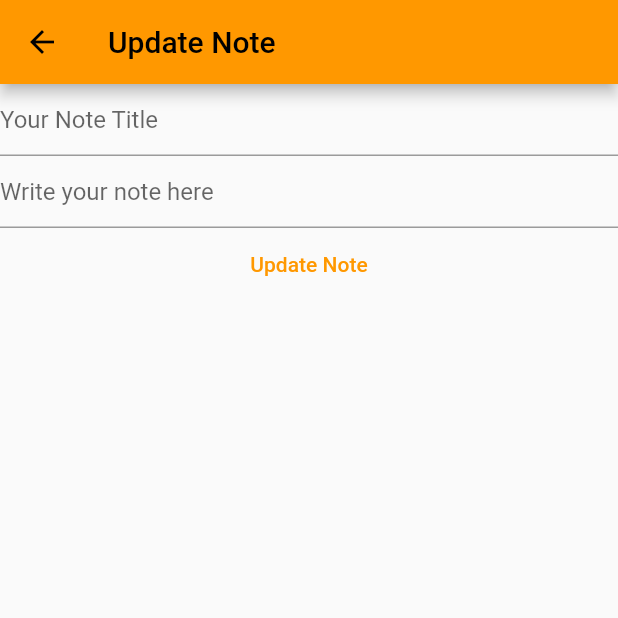
After one commit to adhitamafikri/bootleg-google-keep-app, a Flutter app: the UpdateNotePage screen opened by its route, after a tap on "Update Note", on a phone screen of 412 x 824 dp, the top half of it. The commit adds this screen. Run offline on Flutter 3.47's test engine with Material 2 defaults, Android fonts, the phone set to English and light mode, and no system bars; our stand-ins replace firebase_auth, firebase_core, sqflite; accounts and stored records are empty; network calls fail.

Commit message:
feat: can now update note

```diff
--- a/lib/constants/routes.dart
+++ b/lib/constants/routes.dart
@@ -3,3 +3,4 @@ const registerRoute = '/register';
 const verifyEmailRoute = '/verify-email';
 const notesRoute = '/notes';
 const newNoteRoute = '/notes/new';
+const updateNoteRoute = '/notes/update';
--- a/lib/main.dart
+++ b/lib/main.dart
@@ -1,4 +1,5 @@
 import 'package:bootleg_google_keep_app/pages/notes/new_note_page.dart';
+import 'package:bootleg_google_keep_app/pages/notes/update_note_page.dart';
 import 'package:bootleg_google_keep_app/services/auth/auth_provider.dart';
 import 'package:bootleg_google_keep_app/services/auth/auth_service.dart';
 import 'package:flutter/material.dart';
@@ -32,6 +33,7 @@ class MyApp extends StatelessWidget {
         verifyEmailRoute: (context) => const VerifyEmailPage(),
         notesRoute: (context) => const NotesPage(),
         newNoteRoute: (context) => const NewNotePage(),
+        updateNoteRoute: (context) => const UpdateNotePage(),
       },
     );
   }
--- a/lib/pages/notes/notes_list_view.dart
+++ b/lib/pages/notes/notes_list_view.dart
@@ -1,14 +1,19 @@
+import 'package:bootleg_google_keep_app/constants/routes.dart';
 import 'package:bootleg_google_keep_app/services/notes/notes_service.dart';
 import 'package:bootleg_google_keep_app/utils/dialogs/delete_dialog.dart';
 import 'package:flutter/material.dart';
 
-typedef DeleteNoteCallback = void Function(NotesDatabase note);
+typedef NoteCallback = void Function(NotesDatabase note);
 
 class NotesListView extends StatelessWidget {
   final List<NotesDatabase> notes;
-  final DeleteNoteCallback onDeleteNote;
+  final NoteCallback onDeleteNote;
+  final NoteCallback onTap;
   const NotesListView(
-      {Key? key, required this.notes, required this.onDeleteNote})
+      {Key? key,
+      required this.notes,
+      required this.onDeleteNote,
+      required this.onTap})
       : super(key: key);
 
   @override
@@ -35,6 +40,9 @@ class NotesListView extends StatelessWidget {
               },
               icon: const Icon(Icons.delete),
             ),
+            onTap: () {
+              onTap(note);
+            },
           );
         });
   }
--- a/lib/pages/notes/notes_page.dart
+++ b/lib/pages/notes/notes_page.dart
@@ -74,10 +74,15 @@ class _NotesPageState extends State<NotesPage> {
                                 snapshot.data as List<NotesDatabase>;
                             log('Your notes: ${allNotes}');
                             return NotesListView(
-                                notes: allNotes,
-                                onDeleteNote: (note) async {
-                                  await _notesService.deleteNote(id: note.id);
-                                });
+                              notes: allNotes,
+                              onDeleteNote: (note) async {
+                                await _notesService.deleteNote(id: note.id);
+                              },
+                              onTap: (note) async {
+                                Navigator.of(context).pushNamed(updateNoteRoute,
+                                    arguments: note);
+                              },
+                            );
                           } else {
                             return const CircularProgressIndicator();
                           }
--- /dev/null
+++ b/lib/pages/notes/update_note_page.dart
@@ -0,0 +1,108 @@
+import 'package:bootleg_google_keep_app/constants/routes.dart';
+import 'package:bootleg_google_keep_app/services/notes/notes_service.dart';
+import 'package:bootleg_google_keep_app/utils/generics/get_arguments.dart';
+import 'package:flutter/material.dart';
+
+class UpdateNotePage extends StatefulWidget {
+  const UpdateNotePage({Key? key}) : super(key: key);
+
+  @override
+  State<UpdateNotePage> createState() => _UpdateNotePageState();
+}
+
+class _UpdateNotePageState extends State<UpdateNotePage> {
+  NotesDatabase? _note;
+  late final NotesService _notesService;
+
+  late final TextEditingController _titleController;
+  late final TextEditingController _bodyController;
+
+  Future<NotesDatabase?> getNote(BuildContext context) async {
+    final widgetNote = context.getArgument<NotesDatabase>();
+
+    if (widgetNote != null) {
+      _note = widgetNote;
+      _titleController.text = widgetNote.title;
+      _bodyController.text = widgetNote.body;
+      return widgetNote;
+    }
+  }
+
+  Future<NotesDatabase?> updateNote() async {
+    try {
+      final existingNote = _note;
+      if (existingNote == null) {
+        return null;
+      }
+
+      if (_titleController.text.isNotEmpty && _bodyController.text.isNotEmpty) {
+        final updatedNote = await _notesService.updateNote(
+            note: existingNote,
+            title: _titleController.text,
+            body: _bodyController.text);
+        return updatedNote;
+      }
+
+      return null;
+    } catch (e) {
+      throw UnimplementedError();
+    }
+  }
+
+  Future<void> onUpdatePress() async {
+    final result = await updateNote();
+    print('resultto: $result');
+    if (result != null) {
+      Navigator.of(context)
+          .pushNamedAndRemoveUntil(notesRoute, (route) => false);
+    }
+  }
+
+  @override
+  void initState() {
+    _notesService = NotesService();
+    _titleController = TextEditingController();
+    _bodyController = TextEditingController();
+    super.initState();
+  }
+
+  @override
+  void dispose() {
+    _titleController.dispose();
+    _bodyController.dispose();
+    super.dispose();
+  }
+
+  @override
+  Widget build(BuildContext context) {
+    return Scaffold(
+        appBar: AppBar(title: const Text('Update Note')),
+        body: FutureBuilder(
+            future: getNote(context),
+            builder: (context, snapshot) {
+              switch (snapshot.connectionState) {
+                case ConnectionState.done:
+                  return Column(
+                    children: [
+                      TextField(
+                          controller: _titleController,
+                          decoration: const InputDecoration(
+                              hintText: 'Your Note Title')),
+                      TextField(
+                        controller: _bodyController,
+                        decoration: const InputDecoration(
+                            hintText: 'Write your note here'),
+                        keyboardType: TextInputType.multiline,
+                        maxLines: null,
+                      ),
+                      TextButton(
+                          onPressed: onUpdatePress,
+                          child: const Text('Update Note'))
+                    ],
+                  );
+                default:
+                  return const CircularProgressIndicator();
+              }
+            }));
+  }
+}
--- a/lib/services/notes/notes_service.dart
+++ b/lib/services/notes/notes_service.dart
@@ -55,11 +55,15 @@ class NotesService {
       required String body}) async {
     await _ensureDbIsOpen();
     final db = _getDatabase();
-    final updatesCount = await db.update(notesModel.tableName, {
-      'id': note.id,
-      '${notesModel.notesColumn['title']}': title,
-      '${notesModel.notesColumn['body']}': body,
-    });
+    final updatesCount = await db.update(
+      notesModel.tableName,
+      {
+        '${notesModel.notesColumn['title']}': title,
+        '${notesModel.notesColumn['body']}': body,
+      },
+      where: 'id = ?',
+      whereArgs: [note.id],
+    );
 
     if (updatesCount == 0) {
       throw CouldNotUpdateNoteException();
--- /dev/null
+++ b/lib/utils/generics/get_arguments.dart
@@ -0,0 +1,14 @@
+import 'package:flutter/material.dart' show BuildContext, ModalRoute;
+
+extension GetArgument on BuildContext {
+  T? getArgument<T>() {
+    final modalRoute = ModalRoute.of(this);
+    if (modalRoute != null) {
+      final args = modalRoute.settings.arguments;
+      if (args != null && args is T) {
+        return args as T;
+      }
+    }
+    return null;
+  }
+}
```
